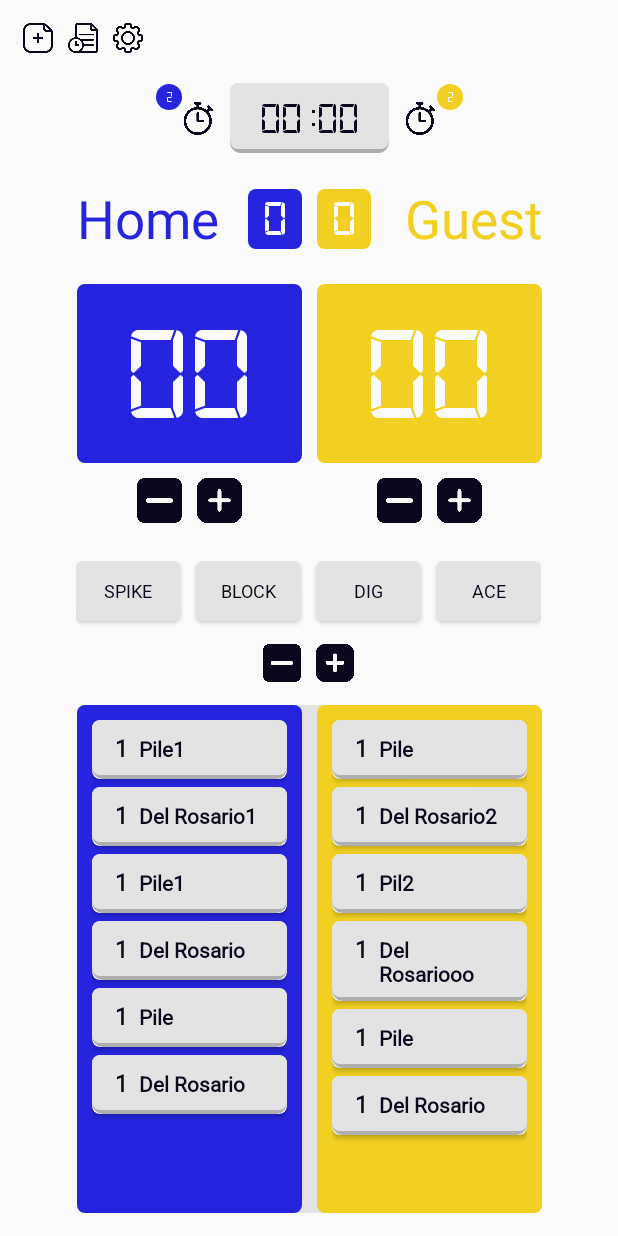
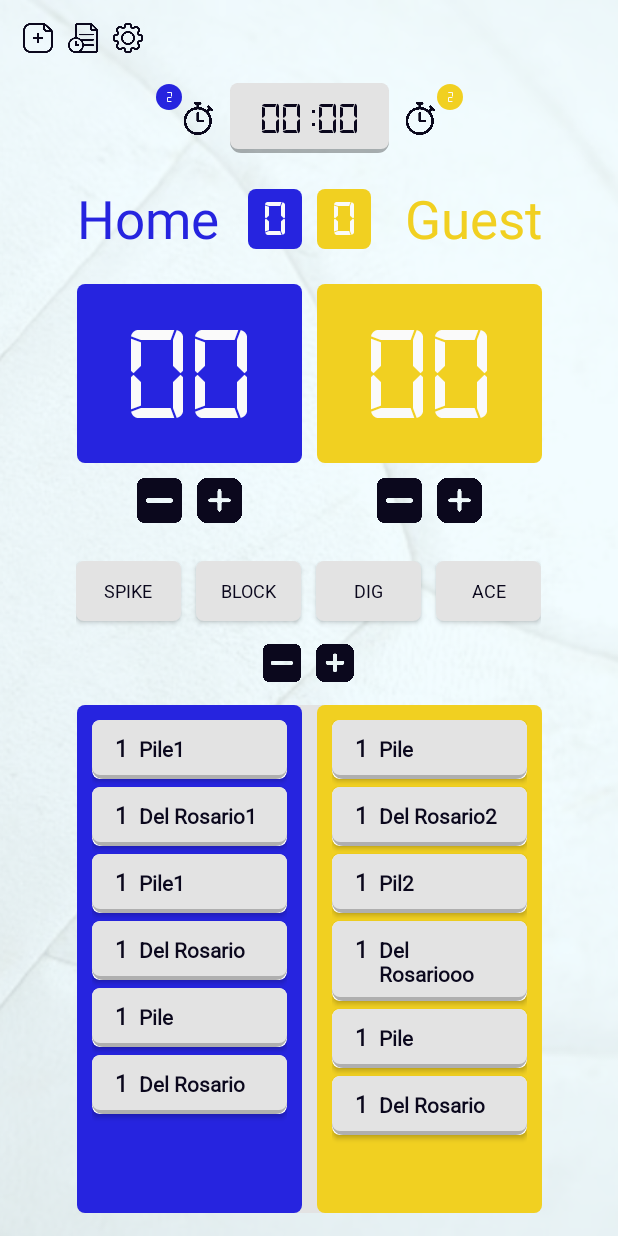
Before and after one commit to hyrumbravo/Volleyball, an Android app: the screen it shows after launch (MainActivity), on a phone screen of 412 x 824 dp. Run offline under Robolectric (Android 15) with nearby library versions, the light colour scheme and no system bars.

Commit message:
some design changes

```diff
--- a/app/src/main/res/layout/activity_main.xml
+++ b/app/src/main/res/layout/activity_main.xml
@@ -6,7 +6,8 @@
     android:layout_width="match_parent"
     android:layout_height="match_parent"
     tools:context=".MainActivity"
-    android:background="@color/white">
+    android:background="@drawable/app_bg"
+    >
 
     <ImageView
         android:id="@+id/addButton"
```
Also changed, not shown: app/src/main/res/drawable/app_bg.png, app/src/main/res/drawable/gray_add_button.png (added), app/src/main/res/drawable/gray_minus_button.png (added).
